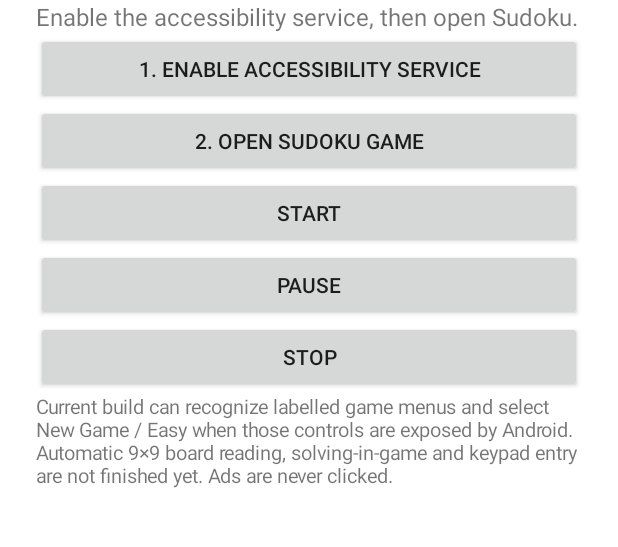
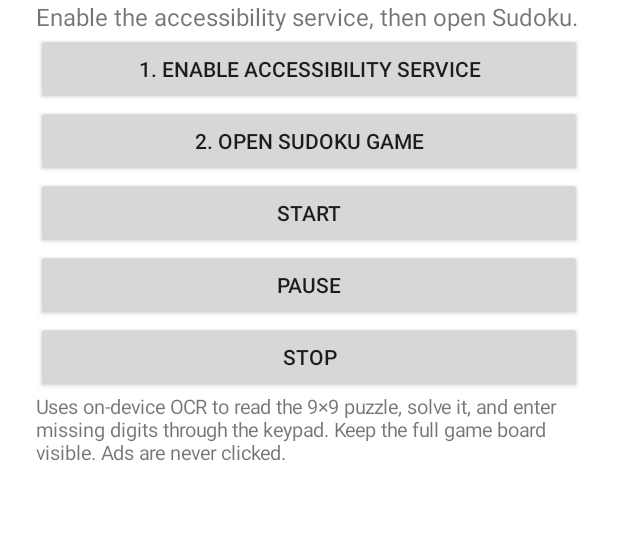
Before and after one commit to karmat340-dotcom/sudoku-auto-player, an Android app: the screen it shows after launch (MainActivity), on a phone screen of 412 x 824 dp, the part 97-644 px from its top. Run offline under Robolectric (Android 15) with nearby library versions, the phone set to English and light mode, and no system bars.

Commit message:
Update app instructions for OCR gameplay automation

```diff
--- a/app/src/main/java/com/example/sudokuautoplayer/MainActivity.kt
+++ b/app/src/main/java/com/example/sudokuautoplayer/MainActivity.kt
@@ -59,7 +59,7 @@ class MainActivity : AppCompatActivity() {
         addButton("Stop") { SudokuAccessibilityService.requestStop(); status.text = "Stop requested." }
         layout.addView(TextView(this).apply {
             textSize = 13f
-            text = "Current build can recognize labelled game menus and select New Game / Easy when those controls are exposed by Android. Automatic 9×9 board reading, solving-in-game and keypad entry are not finished yet. Ads are never clicked."
+            text = "Uses on-device OCR to read the 9×9 puzzle, solve it, and enter missing digits through the keypad. Keep the full game board visible. Ads are never clicked."
         })
         setContentView(layout)
     }
```
